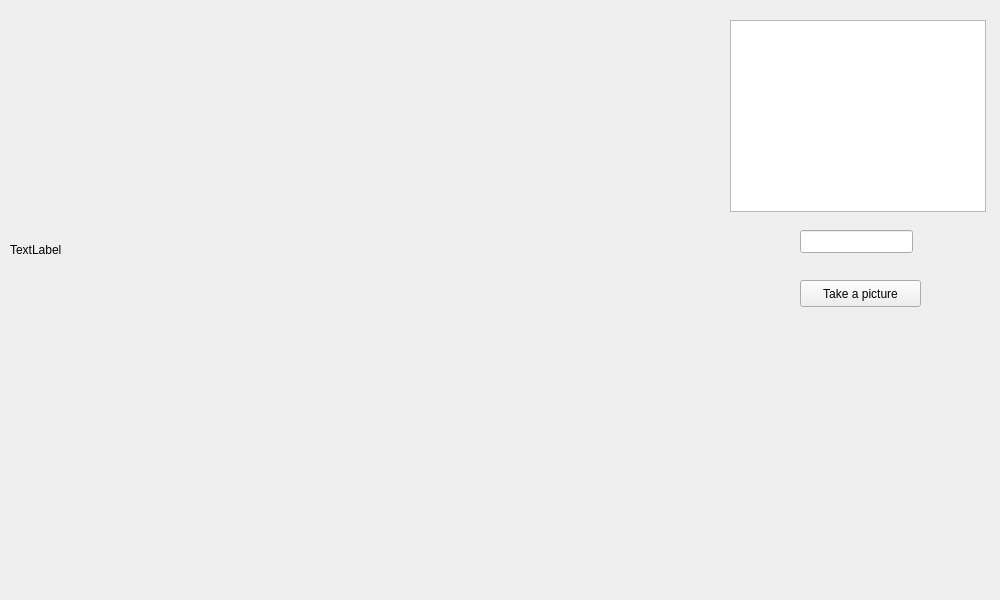
The window that lens-photomaton/forms/camera_widget.ui (groovytron/cute-lenspics) describes before a commit, drawn with Qt 5.
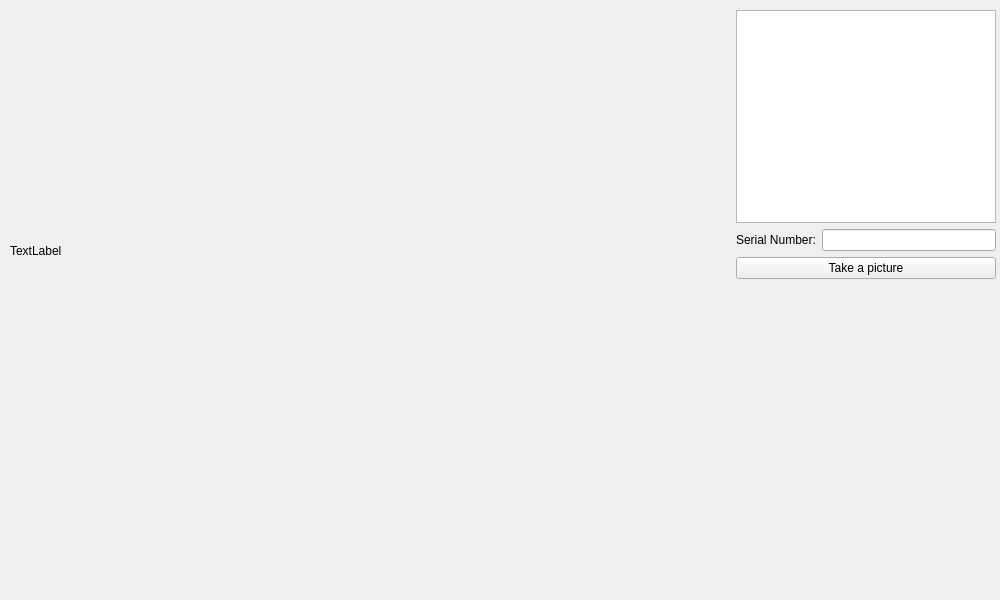
The same window after the commit.

Commit message: Added a statusbar and a few menu entries

```diff
--- a/lens-photomaton/forms/camera_widget.ui
+++ b/lens-photomaton/forms/camera_widget.ui
@@ -25,28 +25,18 @@
   <property name="windowTitle">
    <string>Lens Photomaton</string>
   </property>
-  <widget class="QPushButton" name="pictureButton">
-   <property name="geometry">
-    <rect>
-     <x>800</x>
-     <y>280</y>
-     <width>121</width>
-     <height>27</height>
-    </rect>
-   </property>
-   <property name="text">
-    <string>Take a picture</string>
-   </property>
-  </widget>
-  <widget class="QLabel" name="imageLabel">
+  <widget class="QWidget" name="">
    <property name="geometry">
     <rect>
      <x>10</x>
      <y>10</y>
-     <width>720</width>
-     <height>480</height>
+     <width>986</width>
+     <height>482</height>
     </rect>
    </property>
+   <layout class="QHBoxLayout" name="horizontalLayout_2">
+    <item>
+     <widget class="QLabel" name="imageLabel">
    <property name="minimumSize">
     <size>
      <width>720</width>
@@ -63,25 +53,52 @@
     <string>TextLabel</string>
    </property>
   </widget>
-  <widget class="QListWidget" name="cameraList">
-   <property name="geometry">
-    <rect>
-     <x>730</x>
-     <y>20</y>
-     <width>256</width>
-     <height>192</height>
-    </rect>
-   </property>
-  </widget>
-  <widget class="QLineEdit" name="inputText">
-   <property name="geometry">
-    <rect>
-     <x>800</x>
-     <y>230</y>
-     <width>113</width>
-     <height>23</height>
-    </rect>
-   </property>
+    </item>
+    <item>
+     <layout class="QVBoxLayout" name="verticalLayout">
+      <item>
+       <widget class="QListWidget" name="cameraList"/>
+      </item>
+      <item>
+       <layout class="QHBoxLayout" name="horizontalLayout">
+        <item>
+         <widget class="QLabel" name="label">
+          <property name="text">
+           <string>Serial Number:</string>
+          </property>
+          <property name="buddy">
+           <cstring>inputText</cstring>
+          </property>
+         </widget>
+        </item>
+        <item>
+         <widget class="QLineEdit" name="inputText"/>
+        </item>
+       </layout>
+      </item>
+      <item>
+       <widget class="QPushButton" name="pictureButton">
+        <property name="text">
+         <string>Take a picture</string>
+        </property>
+       </widget>
+      </item>
+      <item>
+       <spacer name="verticalSpacer">
+        <property name="orientation">
+         <enum>Qt::Vertical</enum>
+        </property>
+        <property name="sizeHint" stdset="0">
+         <size>
+          <width>20</width>
+          <height>40</height>
+         </size>
+        </property>
+       </spacer>
+      </item>
+     </layout>
+    </item>
+   </layout>
   </widget>
  </widget>
  <resources/>
```
Lines whose indentation alone changed are shown as unchanged. The commit also changes 1 other file.
